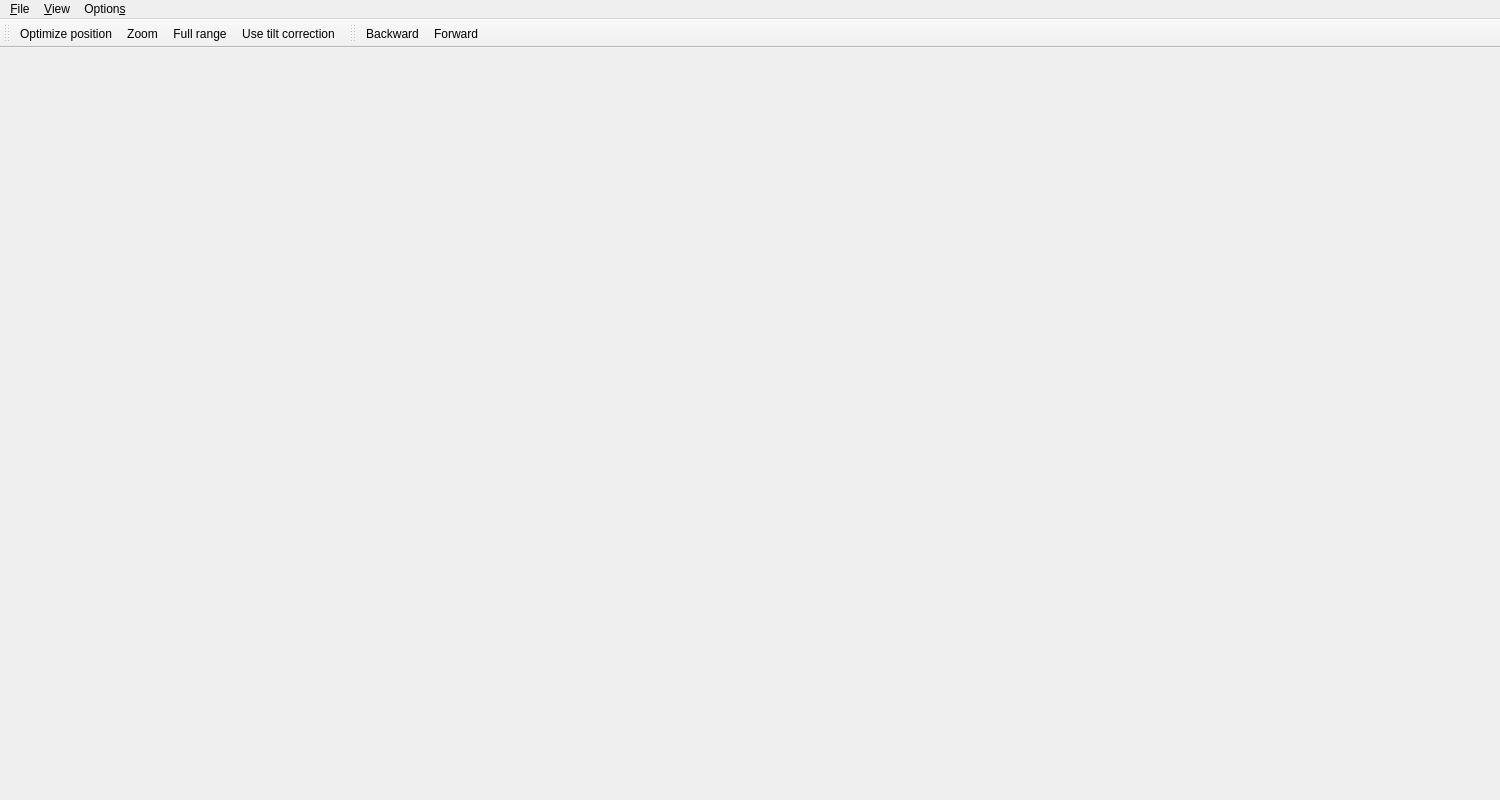
Ulm-IQO/qudi, file qudi/gui/scanning/ui_scannergui.ui: the form before one commit.
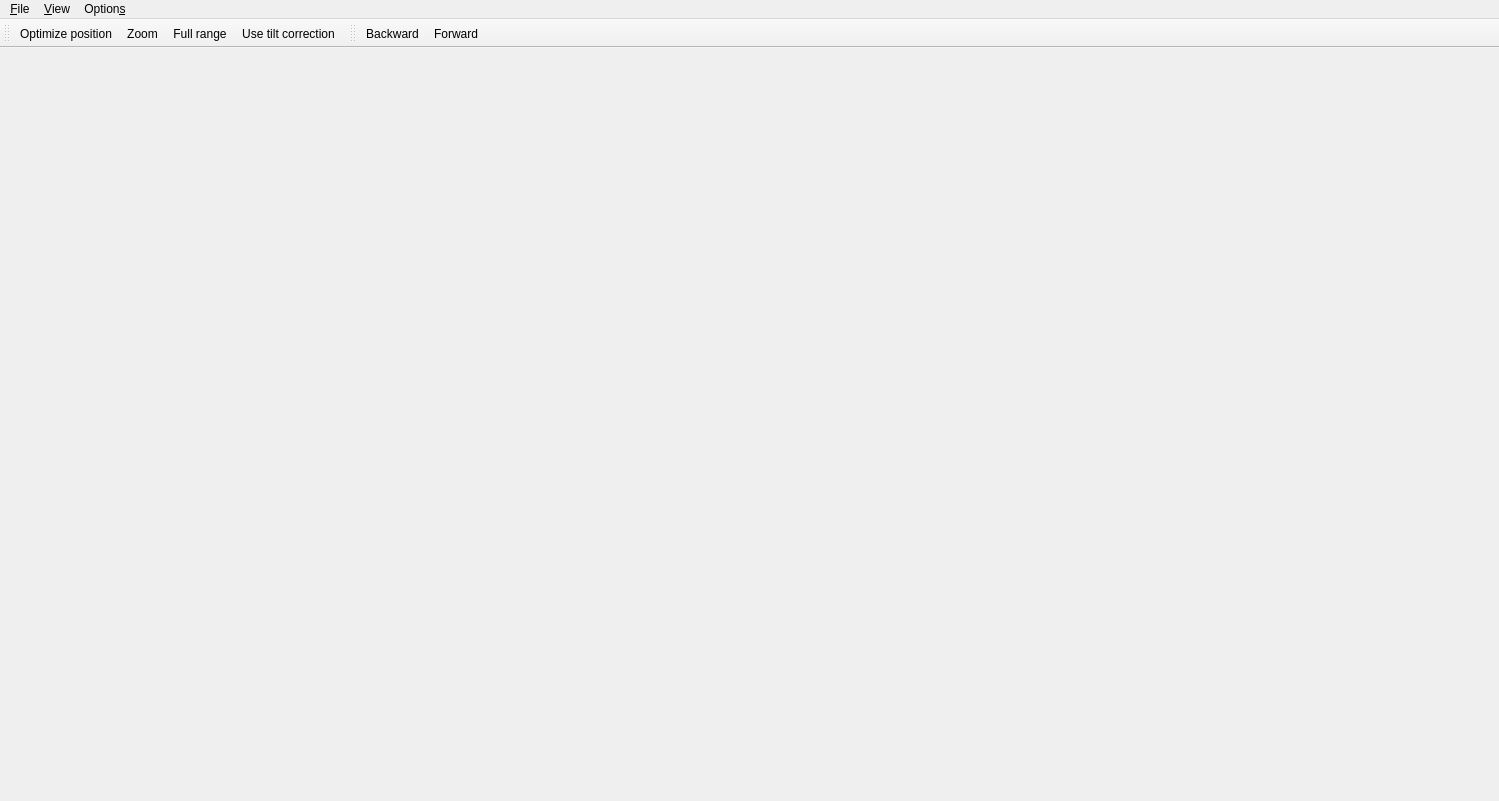
The form after the commit. Icons and pictures are not drawn.

```diff
--- a/qudi/gui/scanning/ui_scannergui.ui
+++ b/qudi/gui/scanning/ui_scannergui.ui
@@ -6,8 +6,8 @@
    <rect>
     <x>0</x>
     <y>0</y>
-    <width>1500</width>
-    <height>800</height>
+    <width>1499</width>
+    <height>801</height>
    </rect>
   </property>
   <property name="sizePolicy">
@@ -32,7 +32,7 @@
     <rect>
      <x>0</x>
      <y>0</y>
-     <width>1500</width>
+     <width>1499</width>
      <height>21</height>
     </rect>
    </property>
```
Left out of the diff: 22 changed lines with no effect on the pictures.
